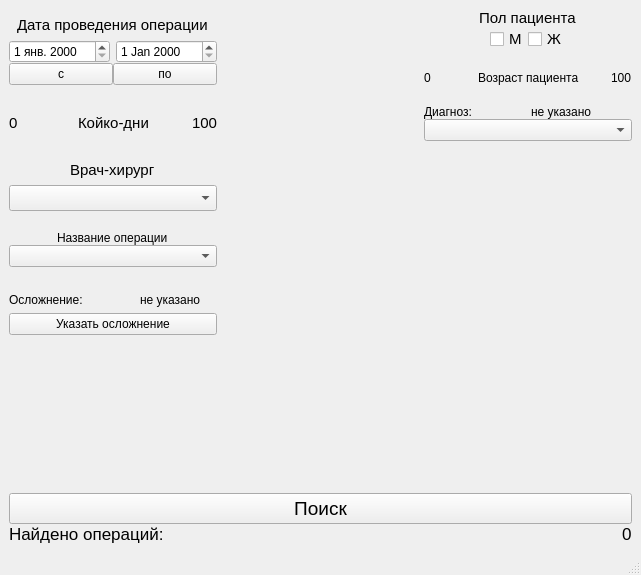
First picture: the form in Hernia-Qt/mainwindow.ui, repository dmkrch/Hernia-qt, before the edit.
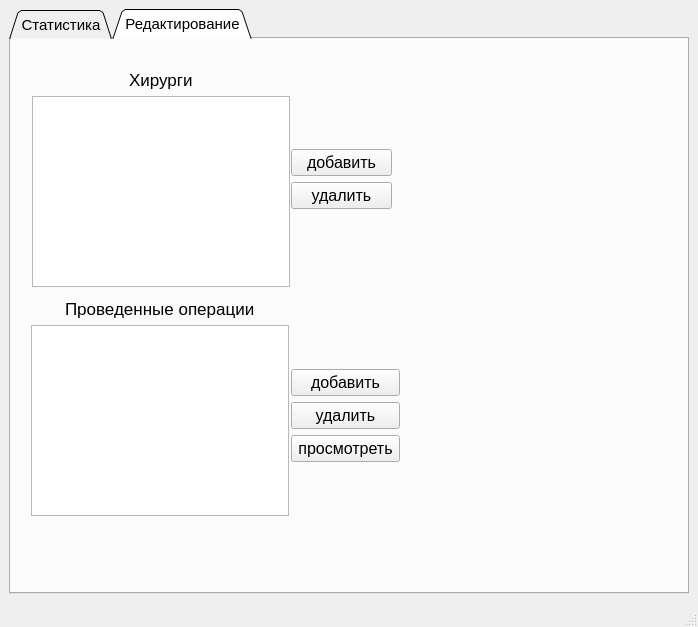
Second picture: the form after the edit.

Commit message: added tabs: statistics and editing

The edit to the form file:
```diff
--- a/Hernia-Qt/mainwindow.ui
+++ b/Hernia-Qt/mainwindow.ui
@@ -6,10 +6,16 @@
    <rect>
     <x>0</x>
     <y>0</y>
-    <width>641</width>
-    <height>575</height>
+    <width>698</width>
+    <height>627</height>
    </rect>
   </property>
+  <property name="font">
+   <font>
+    <pointsize>12</pointsize>
+    <italic>false</italic>
+   </font>
+  </property>
   <property name="windowTitle">
    <string>MainWindow</string>
   </property>
@@ -17,30 +23,190 @@
    <string notr="true"/>
   </property>
   <widget class="QWidget" name="centralwidget">
-   <layout class="QVBoxLayout" name="verticalLayout_11">
+   <layout class="QVBoxLayout" name="verticalLayout_16">
+    <item>
+     <widget class="QTabWidget" name="tabWidget">
+      <property name="font">
+       <font>
+        <pointsize>11</pointsize>
+        <italic>false</italic>
+       </font>
+      </property>
+      <property name="tabPosition">
+       <enum>QTabWidget::North</enum>
+      </property>
+      <property name="tabShape">
+       <enum>QTabWidget::Triangular</enum>
+      </property>
+      <property name="currentIndex">
+       <number>1</number>
+      </property>
+      <property name="elideMode">
+       <enum>Qt::ElideNone</enum>
+      </property>
+      <widget class="QWidget" name="tab_5">
+       <attribute name="title">
+        <string>Статистика</string>
+       </attribute>
+       <layout class="QHBoxLayout" name="horizontalLayout_14">
     <item>
      <layout class="QGridLayout" name="gridLayout">
-      <property name="horizontalSpacing">
-       <number>0</number>
-      </property>
       <property name="verticalSpacing">
        <number>20</number>
       </property>
+          <item row="0" column="2">
+           <layout class="QVBoxLayout" name="verticalLayout_6">
+            <item alignment="Qt::AlignHCenter">
+             <widget class="QLabel" name="label_gender">
+              <property name="font">
+               <font>
+                <pointsize>11</pointsize>
+                <italic>false</italic>
+               </font>
+              </property>
+              <property name="text">
+               <string>Пол пациента</string>
+              </property>
+             </widget>
+            </item>
+            <item>
+             <layout class="QHBoxLayout" name="horizontalLayout_4">
+              <item alignment="Qt::AlignRight">
+               <widget class="QCheckBox" name="checkBox_male">
+                <property name="font">
+                 <font>
+                  <pointsize>11</pointsize>
+                  <italic>false</italic>
+                 </font>
+                </property>
+                <property name="text">
+                 <string>М</string>
+                </property>
+               </widget>
+              </item>
+              <item alignment="Qt::AlignLeft">
+               <widget class="QCheckBox" name="checkBox_female">
+                <property name="font">
+                 <font>
+                  <pointsize>11</pointsize>
+                  <italic>false</italic>
+                 </font>
+                </property>
+                <property name="text">
+                 <string>Ж</string>
+                </property>
+               </widget>
+              </item>
+             </layout>
+            </item>
+           </layout>
+          </item>
+          <item row="2" column="2">
+           <layout class="QVBoxLayout" name="verticalLayout_9">
+            <item>
+             <layout class="QHBoxLayout" name="horizontalLayout_7">
+              <property name="spacing">
+               <number>6</number>
+              </property>
+              <property name="sizeConstraint">
+               <enum>QLayout::SetDefaultConstraint</enum>
+              </property>
+              <property name="leftMargin">
+               <number>0</number>
+              </property>
+              <item alignment="Qt::AlignLeft">
+               <widget class="QLabel" name="label_3">
+                <property name="text">
+                 <string>Диагноз:</string>
+                </property>
+               </widget>
+              </item>
+              <item alignment="Qt::AlignLeft">
+               <widget class="QLabel" name="label_diagnosis">
+                <property name="text">
+                 <string>не указано</string>
+                </property>
+               </widget>
+              </item>
+             </layout>
+            </item>
+            <item>
+             <widget class="QComboBox" name="comboBox_diagnosis"/>
+            </item>
+           </layout>
+          </item>
+          <item row="7" column="0" colspan="3">
+           <layout class="QVBoxLayout" name="verticalLayout_10">
+            <item>
+             <widget class="QPushButton" name="pushButton">
+              <property name="sizePolicy">
+               <sizepolicy hsizetype="Minimum" vsizetype="Preferred">
+                <horstretch>0</horstretch>
+                <verstretch>0</verstretch>
+               </sizepolicy>
+              </property>
+              <property name="font">
+               <font>
+                <pointsize>14</pointsize>
+                <italic>false</italic>
+               </font>
+              </property>
+              <property name="styleSheet">
+               <string notr="true"/>
+              </property>
+              <property name="text">
+               <string>Поиск</string>
+              </property>
+             </widget>
+            </item>
+            <item>
+             <layout class="QHBoxLayout" name="horizontalLayout_9">
+              <item>
+               <widget class="QLabel" name="label_2">
+                <property name="sizePolicy">
+                 <sizepolicy hsizetype="Minimum" vsizetype="Fixed">
+                  <horstretch>0</horstretch>
+                  <verstretch>0</verstretch>
+                 </sizepolicy>
+                </property>
+                <property name="font">
+                 <font>
+                  <pointsize>13</pointsize>
+                  <italic>false</italic>
+                 </font>
+                </property>
+                <property name="text">
+                 <string>Найдено операций:</string>
+                </property>
+               </widget>
+              </item>
+              <item>
+               <widget class="QLabel" name="label_4">
+                <property name="sizePolicy">
+                 <sizepolicy hsizetype="Fixed" vsizetype="Preferred">
+                  <horstretch>0</horstretch>
+                  <verstretch>0</verstretch>
+                 </sizepolicy>
+                </property>
+                <property name="font">
+                 <font>
+                  <family>Ubuntu</family>
+                  <pointsize>13</pointsize>
+                  <weight>50</weight>
+                  <italic>false</italic>
+                  <bold>false</bold>
+                 </font>
+                </property>
+                <property name="text">
+                 <string>0</string>
+                </property>
+               </widget>
+              </item>
+             </layout>
+            </item>
+           </layout>
+          </item>
       <item row="4" column="0">
-       <layout class="QVBoxLayout" name="verticalLayout_3">
-        <item alignment="Qt::AlignHCenter">
-         <widget class="QLabel" name="label_op_name">
-          <property name="text">
-           <string>Название операции</string>
-          </property>
-         </widget>
-        </item>
-        <item>
-         <widget class="QComboBox" name="comboBox_op_names"/>
-        </item>
-       </layout>
-      </item>
-      <item row="5" column="0">
        <layout class="QVBoxLayout" name="verticalLayout_7">
         <item>
          <layout class="QHBoxLayout" name="horizontalLayout_6">
@@ -75,6 +241,89 @@
         </item>
        </layout>
       </item>
+          <item row="2" column="0">
+           <layout class="QVBoxLayout" name="verticalLayout_3">
+            <item alignment="Qt::AlignHCenter">
+             <widget class="QLabel" name="label_op_name">
+              <property name="text">
+               <string>Название операции</string>
+              </property>
+             </widget>
+            </item>
+            <item>
+             <widget class="QComboBox" name="comboBox_op_names"/>
+            </item>
+           </layout>
+          </item>
+          <item row="6" column="1">
+           <spacer name="verticalSpacer">
+            <property name="orientation">
+             <enum>Qt::Vertical</enum>
+            </property>
+            <property name="sizeType">
+             <enum>QSizePolicy::Fixed</enum>
+            </property>
+            <property name="sizeHint" stdset="0">
+             <size>
+              <width>20</width>
+              <height>30</height>
+             </size>
+            </property>
+           </spacer>
+          </item>
+          <item row="5" column="0">
+           <layout class="QVBoxLayout" name="verticalLayout_4">
+            <property name="spacing">
+             <number>10</number>
+            </property>
+            <item>
+             <layout class="QHBoxLayout" name="horizontalLayout_3">
+              <property name="spacing">
+               <number>0</number>
+              </property>
+              <item alignment="Qt::AlignLeft">
+               <widget class="QLabel" name="label_date_from">
+                <property name="font">
+                 <font>
+                  <pointsize>11</pointsize>
+                  <italic>false</italic>
+                 </font>
+                </property>
+                <property name="text">
+                 <string>0</string>
+                </property>
+               </widget>
+              </item>
+              <item alignment="Qt::AlignHCenter">
+               <widget class="QLabel" name="label_rec_days">
+                <property name="font">
+                 <font>
+                  <pointsize>11</pointsize>
+                  <italic>false</italic>
+                 </font>
+                </property>
+                <property name="text">
+                 <string>Койко-дни</string>
+                </property>
+               </widget>
+              </item>
+              <item alignment="Qt::AlignRight">
+               <widget class="QLabel" name="label_date_to">
+                <property name="font">
+                 <font>
+                  <pointsize>11</pointsize>
+                  <italic>false</italic>
+                 </font>
+                </property>
+                <property name="text">
+                 <string>100</string>
+                </property>
+               </widget>
+              </item>
+             </layout>
+            </item>
+           </layout>
+          </item>
       <item row="1" column="2">
        <layout class="QVBoxLayout" name="verticalLayout_8">
         <item>
@@ -110,74 +359,6 @@
         </item>
        </layout>
       </item>
-      <item row="7" column="0" colspan="3">
-       <layout class="QVBoxLayout" name="verticalLayout_10">
-        <item>
-         <widget class="QPushButton" name="pushButton">
-          <property name="sizePolicy">
-           <sizepolicy hsizetype="Minimum" vsizetype="Preferred">
-            <horstretch>0</horstretch>
-            <verstretch>0</verstretch>
-           </sizepolicy>
-          </property>
-          <property name="font">
-           <font>
-            <pointsize>14</pointsize>
-           </font>
-          </property>
-          <property name="styleSheet">
-           <string notr="true"/>
-          </property>
-          <property name="text">
-           <string>Поиск</string>
-          </property>
-         </widget>
-        </item>
-        <item>
-         <layout class="QHBoxLayout" name="horizontalLayout_9">
-          <item alignment="Qt::AlignLeft">
-           <widget class="QLabel" name="label_2">
-            <property name="sizePolicy">
-             <sizepolicy hsizetype="Preferred" vsizetype="Fixed">
-              <horstretch>0</horstretch>
-              <verstretch>0</verstretch>
-             </sizepolicy>
-            </property>
-            <property name="font">
-             <font>
-              <pointsize>13</pointsize>
-             </font>
-            </property>
-            <property name="text">
-             <string>Найдено операций:</string>
-            </property>
-           </widget>
-          </item>
-          <item alignment="Qt::AlignRight">
-           <widget class="QLabel" name="label_4">
-            <property name="sizePolicy">
-             <sizepolicy hsizetype="Fixed" vsizetype="Preferred">
-              <horstretch>0</horstretch>
-              <verstretch>0</verstretch>
-             </sizepolicy>
-            </property>
-            <property name="font">
-             <font>
-              <family>Ubuntu</family>
-              <pointsize>13</pointsize>
-              <weight>50</weight>
-              <bold>false</bold>
-             </font>
-            </property>
-            <property name="text">
-             <string>0</string>
-            </property>
-           </widget>
-          </item>
-         </layout>
-        </item>
-       </layout>
-      </item>
       <item row="2" column="1">
        <spacer name="horizontalSpacer">
         <property name="orientation">
@@ -188,62 +369,12 @@
         </property>
         <property name="sizeHint" stdset="0">
          <size>
-          <width>200</width>
+              <width>160</width>
           <height>20</height>
          </size>
         </property>
        </spacer>
       </item>
-      <item row="2" column="0">
-       <layout class="QVBoxLayout" name="verticalLayout_4">
-        <property name="spacing">
-         <number>10</number>
-        </property>
-        <item>
-         <layout class="QHBoxLayout" name="horizontalLayout_3">
-          <property name="spacing">
-           <number>0</number>
-          </property>
-          <item alignment="Qt::AlignLeft">
-           <widget class="QLabel" name="label_date_from">
-            <property name="font">
-             <font>
-              <pointsize>11</pointsize>
-             </font>
-            </property>
-            <property name="text">
-             <string>0</string>
-            </property>
-           </widget>
-          </item>
-          <item alignment="Qt::AlignHCenter">
-           <widget class="QLabel" name="label_rec_days">
-            <property name="font">
-             <font>
-              <pointsize>11</pointsize>
-             </font>
-            </property>
-            <property name="text">
-             <string>Койко-дни</string>
-            </property>
-           </widget>
-          </item>
-          <item alignment="Qt::AlignRight">
-           <widget class="QLabel" name="label_date_to">
-            <property name="font">
-             <font>
-              <pointsize>11</pointsize>
-             </font>
-            </property>
-            <property name="text">
-             <string>100</string>
-            </property>
-           </widget>
-          </item>
-         </layout>
-        </item>
-       </layout>
-      </item>
       <item row="3" column="0">
        <layout class="QVBoxLayout" name="verticalLayout_5" stretch="0,0">
         <property name="spacing">
@@ -254,6 +385,7 @@
           <property name="font">
            <font>
             <pointsize>11</pointsize>
+                <italic>false</italic>
            </font>
           </property>
           <property name="text">
@@ -266,6 +398,7 @@
           <property name="font">
            <font>
             <pointsize>11</pointsize>
+                <italic>false</italic>
            </font>
           </property>
           <property name="maxVisibleItems">
@@ -275,50 +408,6 @@
         </item>
        </layout>
       </item>
-      <item row="0" column="2">
-       <layout class="QVBoxLayout" name="verticalLayout_6">
-        <item alignment="Qt::AlignHCenter">
-         <widget class="QLabel" name="label_gender">
-          <property name="font">
-           <font>
-            <pointsize>11</pointsize>
-           </font>
-          </property>
-          <property name="text">
-           <string>Пол пациента</string>
-          </property>
-         </widget>
-        </item>
-        <item>
-         <layout class="QHBoxLayout" name="horizontalLayout_4">
-          <item alignment="Qt::AlignRight">
-           <widget class="QCheckBox" name="checkBox_male">
-            <property name="font">
-             <font>
-              <pointsize>11</pointsize>
-             </font>
-            </property>
-            <property name="text">
-             <string>М</string>
-            </property>
-           </widget>
-          </item>
-          <item alignment="Qt::AlignLeft">
-           <widget class="QCheckBox" name="checkBox_female">
-            <property name="font">
-             <font>
-              <pointsize>11</pointsize>
-             </font>
-            </property>
-            <property name="text">
-             <string>Ж</string>
-            </property>
-           </widget>
-          </item>
-         </layout>
-        </item>
-       </layout>
-      </item>
       <item row="0" column="0" rowspan="2">
        <layout class="QVBoxLayout" name="verticalLayout_2" stretch="0,0">
         <property name="bottomMargin">
@@ -330,6 +419,7 @@
            <font>
             <family>Ubuntu</family>
             <pointsize>11</pointsize>
+                <italic>false</italic>
            </font>
           </property>
           <property name="autoFillBackground">
@@ -381,54 +471,166 @@
         </item>
        </layout>
       </item>
-      <item row="6" column="0">
-       <spacer name="verticalSpacer">
-        <property name="orientation">
-         <enum>Qt::Vertical</enum>
+         </layout>
+        </item>
+       </layout>
+      </widget>
+      <widget class="QWidget" name="tab_6">
+       <attribute name="title">
+        <string>Редактирование</string>
+       </attribute>
+       <widget class="QWidget" name="">
+        <property name="geometry">
+         <rect>
+          <x>20</x>
+          <y>260</y>
+          <width>258</width>
+          <height>217</height>
+         </rect>
         </property>
-        <property name="sizeHint" stdset="0">
-         <size>
-          <width>20</width>
-          <height>40</height>
-         </size>
-        </property>
-       </spacer>
-      </item>
-      <item row="2" column="2">
-       <layout class="QVBoxLayout" name="verticalLayout_9">
+        <layout class="QVBoxLayout" name="verticalLayout_19">
+         <item alignment="Qt::AlignHCenter">
+          <widget class="QLabel" name="label_7">
+           <property name="font">
+            <font>
+             <pointsize>13</pointsize>
+            </font>
+           </property>
+           <property name="text">
+            <string>Проведенные операции</string>
+           </property>
+          </widget>
+         </item>
         <item>
-         <layout class="QHBoxLayout" name="horizontalLayout_7">
-          <property name="spacing">
-           <number>6</number>
-          </property>
-          <property name="sizeConstraint">
-           <enum>QLayout::SetDefaultConstraint</enum>
-          </property>
-          <property name="leftMargin">
-           <number>0</number>
-          </property>
-          <item alignment="Qt::AlignLeft">
-           <widget class="QLabel" name="label_3">
+          <widget class="QListWidget" name="listWidget_2"/>
+         </item>
+        </layout>
+       </widget>
+       <widget class="QWidget" name="">
+        <property name="geometry">
+         <rect>
+          <x>280</x>
+          <y>330</y>
+          <width>109</width>
+          <height>95</height>
+         </rect>
+        </property>
+        <layout class="QVBoxLayout" name="verticalLayout_20">
+         <item>
+          <widget class="QPushButton" name="pushButton_2">
+           <property name="font">
+            <font>
+             <pointsize>12</pointsize>
+            </font>
+           </property>
+           <property name="text">
+            <string>добавить</string>
+           </property>
+          </widget>
+         </item>
+         <item>
+          <widget class="QPushButton" name="pushButton_3">
+           <property name="font">
+            <font>
+             <pointsize>12</pointsize>
+            </font>
+           </property>
             <property name="text">
-             <string>Диагноз:</string>
+            <string>удалить</string>
             </property>
            </widget>
           </item>
-          <item alignment="Qt::AlignLeft">
-           <widget class="QLabel" name="label_diagnosis">
+         <item>
+          <widget class="QPushButton" name="pushButton_4">
+           <property name="font">
+            <font>
+             <pointsize>12</pointsize>
+            </font>
+           </property>
             <property name="text">
-             <string>не указано</string>
+            <string>просмотреть</string>
             </property>
            </widget>
           </item>
          </layout>
+       </widget>
+       <widget class="QWidget" name="">
+        <property name="geometry">
+         <rect>
+          <x>21</x>
+          <y>31</y>
+          <width>258</width>
+          <height>217</height>
+         </rect>
+        </property>
+        <layout class="QVBoxLayout" name="verticalLayout_18">
+         <item alignment="Qt::AlignHCenter">
+          <widget class="QLabel" name="label_6">
+           <property name="font">
+            <font>
+             <pointsize>13</pointsize>
+            </font>
+           </property>
+           <property name="text">
+            <string>Хирурги</string>
+           </property>
+          </widget>
         </item>
         <item>
-         <widget class="QComboBox" name="comboBox_diagnosis"/>
-        </item>
-       </layout>
-      </item>
-     </layout>
+          <widget class="QListWidget" name="listWidget"/>
+         </item>
+        </layout>
+       </widget>
+       <widget class="QWidget" name="">
+        <property name="geometry">
+         <rect>
+          <x>280</x>
+          <y>110</y>
+          <width>101</width>
+          <height>62</height>
+         </rect>
+        </property>
+        <layout class="QVBoxLayout" name="verticalLayout_17">
+         <item>
+          <widget class="QPushButton" name="pushButton_add_surgeon">
+           <property name="sizePolicy">
+            <sizepolicy hsizetype="Minimum" vsizetype="Fixed">
+             <horstretch>0</horstretch>
+             <verstretch>0</verstretch>
+            </sizepolicy>
+           </property>
+           <property name="font">
+            <font>
+             <pointsize>12</pointsize>
+            </font>
+           </property>
+           <property name="text">
+            <string>добавить</string>
+           </property>
+          </widget>
+         </item>
+         <item>
+          <widget class="QPushButton" name="pushButton_delete_surgeon">
+           <property name="sizePolicy">
+            <sizepolicy hsizetype="Minimum" vsizetype="Fixed">
+             <horstretch>0</horstretch>
+             <verstretch>0</verstretch>
+            </sizepolicy>
+           </property>
+           <property name="font">
+            <font>
+             <pointsize>12</pointsize>
+            </font>
+           </property>
+           <property name="text">
+            <string>удалить</string>
+           </property>
+          </widget>
+         </item>
+        </layout>
+       </widget>
+      </widget>
+     </widget>
     </item>
    </layout>
   </widget>
```
Left out of the diff: 4 changed lines with no effect on the pictures. Lines whose indentation alone changed are shown as unchanged. The commit also changes 2 other files.
